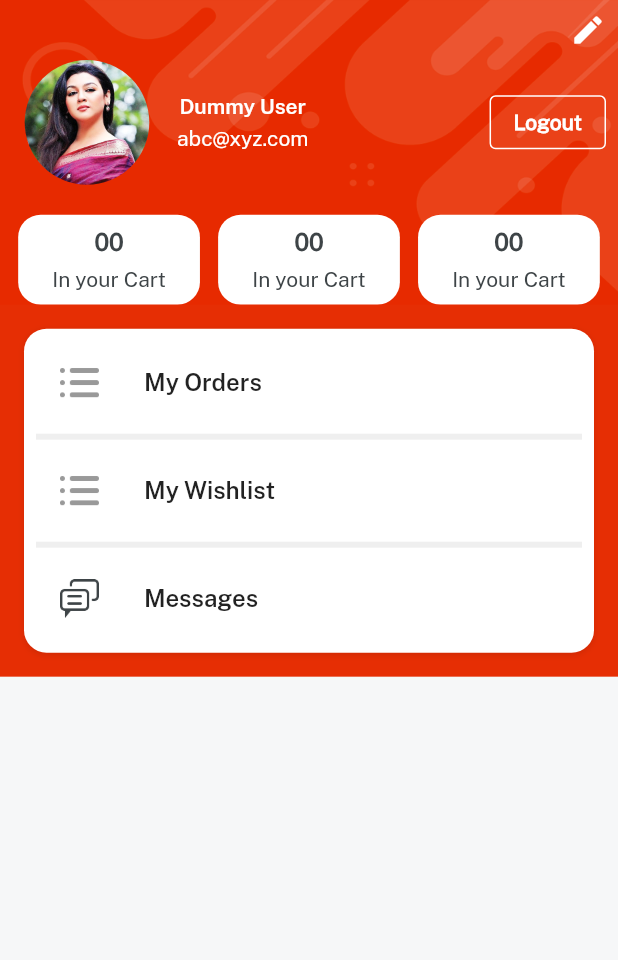
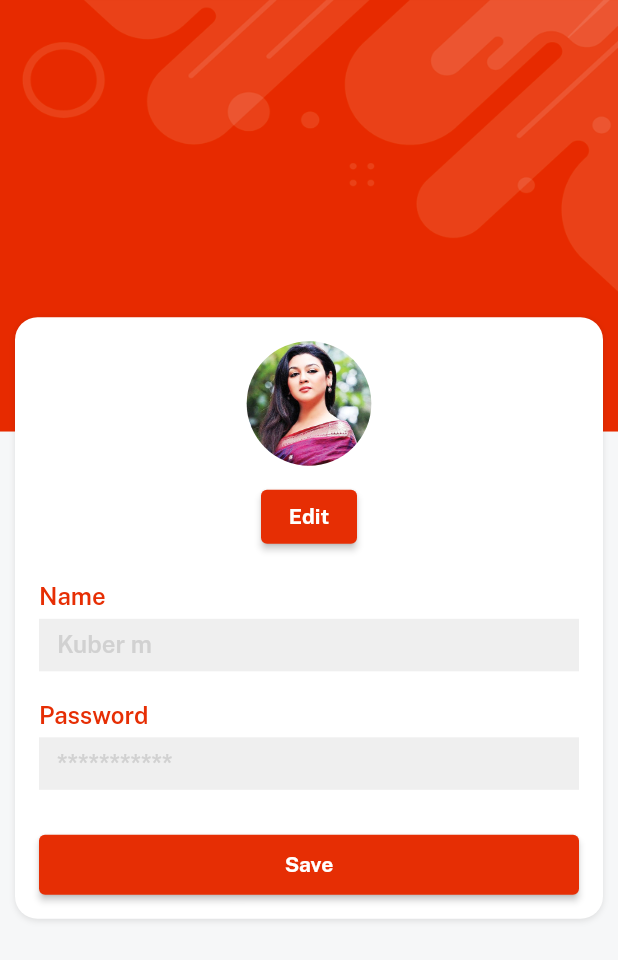
Before and after one commit to kubermirajakar/eCommerceApp, a Flutter app: the ProfileScreen screen opened directly, after a tap on the "edit" icon, on a phone screen of 412 x 824 dp. Shown: the top 960 px of the screen. Run offline on Flutter 3.47's test engine with Material 2 defaults, Android fonts, the phone set to English and light mode, and no system bars; our stand-ins replace cloud_firestore, firebase_auth, firebase_core, get, image_picker, velocity_x; accounts and stored records are empty; network calls fail.

Commit message:
Added firebase methods for login and signout and also image picker for profile edit

```diff
--- a/lib/consts/firebase_consts.dart
+++ b/lib/consts/firebase_consts.dart
@@ -5,4 +5,4 @@ FirebaseAuth auth = FirebaseAuth.instance;
 FirebaseFirestore firestore = FirebaseFirestore.instance;
 User? user = auth.currentUser;
 
-const userCollection = "users";
+const userCollection = "Users";
--- a/lib/consts/strings.dart
+++ b/lib/consts/strings.dart
@@ -17,6 +17,8 @@ const privacyPolicy = "Privacy Policy";
 const termsAndCondition = "Terms and Conditions";
 const alreadyHaveAccount = "Already have an account? ";
 const logout = "Logout";
+const loggedIn = "Logged in successfully!";
+const loggedOut = "Logged out successfully!";
 
 //home strings
 const home = "Home",
--- /dev/null
+++ b/lib/views/profile_screen/profile_edit_screen.dart
@@ -0,0 +1,80 @@
+import 'dart:io';
+import 'package:ecommerceapp/consts/consts.dart';
+import 'package:ecommerceapp/controller/profile_controller.dart';
+import 'package:ecommerceapp/widgets_common/background_widget.dart';
+import 'package:ecommerceapp/widgets_common/common_button.dart';
+import 'package:ecommerceapp/widgets_common/custom_textfield.dart';
+import 'package:get/get.dart';
+
+class ProfileEditScreen extends StatelessWidget {
+  const ProfileEditScreen({Key? key}) : super(key: key);
+
+  @override
+  Widget build(BuildContext context) {
+    var controller = Get.find<ProfileController>();
+
+    return bgWidget(
+      child: Scaffold(
+        body: Center(
+          child: Obx(
+            () => Column(
+              mainAxisSize: MainAxisSize.min,
+              children: [
+                controller.profileImgPath.isEmpty
+                    ? Image.asset(
+                        imgProfile2,
+                        width: 100,
+                        fit: BoxFit.cover,
+                      ).box.roundedFull.clip(Clip.antiAlias).make()
+                    : Image.network(
+                        controller.profileImgPath.value,
+                        width: 100,
+                        fit: BoxFit.cover,
+                      ).box.roundedFull.clip(Clip.antiAlias).make(),
+                10.heightBox,
+                commonButton(
+                  color: redColor,
+                  onPress: () {
+                    controller.changeImage(context);
+                  },
+                  textColor: whiteColor,
+                  title: "Edit",
+                ),
+                20.heightBox,
+                customTextfield(
+                  isPass: false,
+                  title: name,
+                  hint: nameHint,
+                ),
+                10.heightBox,
+                customTextfield(
+                  isPass: false,
+                  title: password,
+                  hint: passwordHint,
+                ),
+                20.heightBox,
+                SizedBox(
+                  width: double.infinity,
+                  height: 40,
+                  child: commonButton(
+                    color: redColor,
+                    onPress: () {},
+                    textColor: whiteColor,
+                    title: "Save",
+                  ),
+                )
+              ],
+            )
+                .box
+                .white
+                .rounded
+                .shadow
+                .padding(EdgeInsets.all(16))
+                .margin(EdgeInsets.all(10))
+                .make(),
+          ),
+        ),
+      ),
+    );
+  }
+}
--- a/lib/views/profile_screen/profile_screen.dart
+++ b/lib/views/profile_screen/profile_screen.dart
@@ -1,13 +1,19 @@
 import 'package:ecommerceapp/consts/List.dart';
 import 'package:ecommerceapp/consts/consts.dart';
+import 'package:ecommerceapp/controller/auth_controller.dart';
+import 'package:ecommerceapp/controller/profile_controller.dart';
+import 'package:ecommerceapp/views/auth_screen/login_screen.dart';
 import 'package:ecommerceapp/views/profile_screen/components/profile_card.dart';
+import 'package:ecommerceapp/views/profile_screen/profile_edit_screen.dart';
 import 'package:ecommerceapp/widgets_common/background_widget.dart';
+import 'package:get/get.dart';
 
 class ProfileScreen extends StatelessWidget {
   const ProfileScreen({Key? key}) : super(key: key);
 
   @override
   Widget build(BuildContext context) {
+    var controller = Get.put(ProfileController());
     return bgWidget(
       child: Container(
         // padding: EdgeInsets.all(8),
@@ -23,7 +29,9 @@ class ProfileScreen extends StatelessWidget {
                       Icons.edit,
                       color: whiteColor,
                     ),
-                  ).onTap(() {}),
+                  ).onTap(() {
+                    Get.to(() => ProfileEditScreen());
+                  }),
                 ),
                 Padding(
                   padding: const EdgeInsets.symmetric(horizontal: 8.0),
@@ -49,7 +57,11 @@ class ProfileScreen extends StatelessWidget {
                             color: whiteColor,
                           ),
                         ),
-                        onPressed: () {},
+                        onPressed: () async {
+                          await Get.put(AuthController())
+                              .signOutMethod(context);
+                          Get.offAll(() => LoginScreen());
+                        },
                         child: logout.text.bold.white.make(),
                       ),
                     ],
--- a/lib/widgets_common/custom_textfield.dart
+++ b/lib/widgets_common/custom_textfield.dart
@@ -1,13 +1,18 @@
 import 'package:ecommerceapp/consts/consts.dart';
 
-Widget customTextfield({String? title, String? hint, controller}) {
+Widget customTextfield(
+    {String? title,
+    String? hint,
+    TextEditingController? controller,
+    bool? isPass}) {
   return Column(
     crossAxisAlignment: CrossAxisAlignment.start,
     children: [
       title!.text.bold.fontFamily(semibold).color(redColor).size(16).make(),
       5.heightBox,
       TextFormField(
-        // controller: controller,
+        controller: controller,
+        obscureText: isPass! ? true : false,
         decoration: InputDecoration(
           hintStyle: TextStyle(
             fontFamily: semibold,
--- a/pubspec.yaml
+++ b/pubspec.yaml
@@ -25,6 +25,7 @@ dependencies:
   firebase_auth: ^4.3.0
   cloud_firestore: ^4.4.5
   firebase_storage: ^11.0.16
+  image_picker: ^0.8.6
 
 dev_dependencies:
   flutter_test:
@@ -36,6 +37,7 @@ dev_dependencies:
   # package. See that file for information about deactivating specific lint
   # rules and activating additional ones.
   flutter_lints: ^1.0.0
+  build_runner: ^2.3.3
 
 # For information on the generic Dart part of this file, see the
 # following page: https://dart.dev/tools/pub/pubspec
```
Also changed, not shown: lib/controller/auth_controller.dart (+57 -0 lines), lib/controller/profile_controller.dart (added, +21 -0 lines), lib/main.dart (+22 -2 lines), lib/views/auth_screen/login_screen.dart (+29 -5 lines), lib/views/auth_screen/signup_screen.dart (+53 -3 lines), lib/views/splash_screen/splash_screen.dart (+9 -5 lines).
